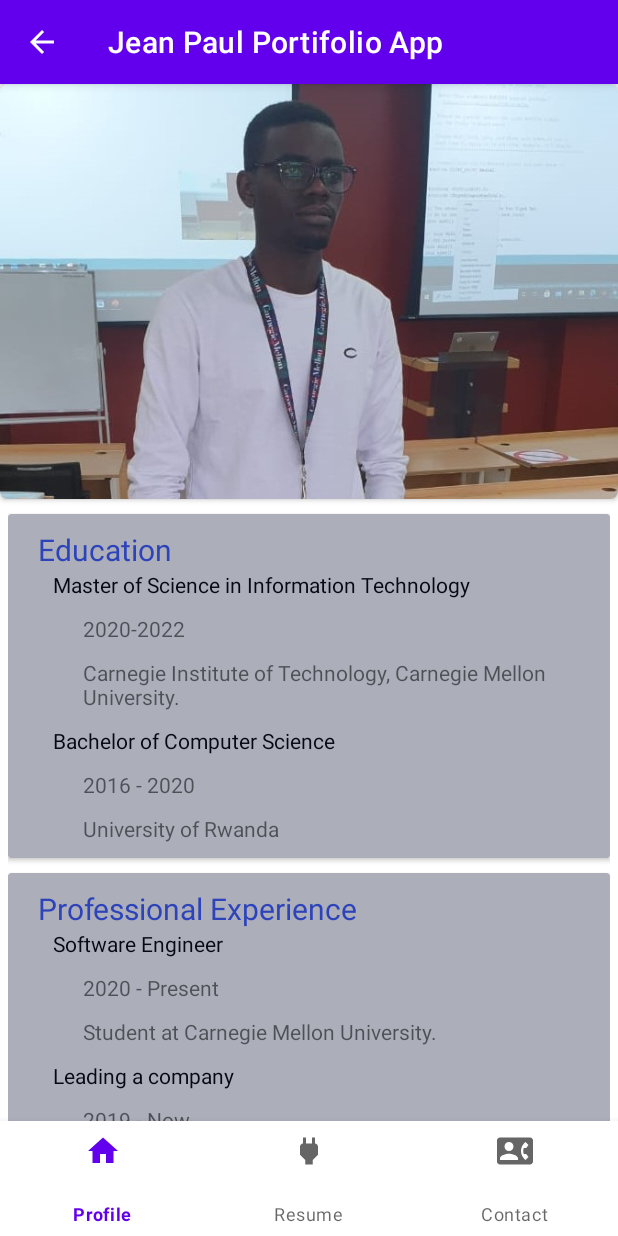
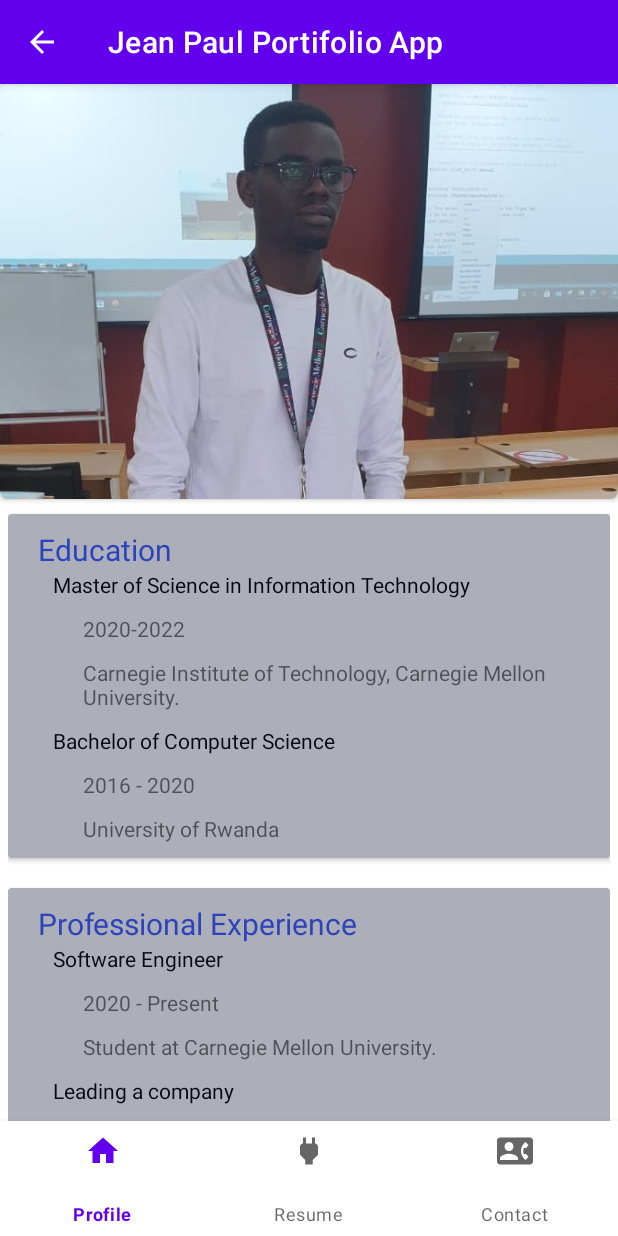
Before and after one commit to Nishimirwe/android_my_portfolio_app, an Android app: the fragment ResumeFragment placed in its activity, on a phone screen of 412 x 824 dp. Run offline under Robolectric (Android 15) with nearby library versions, the phone set to English and light mode, and no system bars.

Commit message:
control layouts and margins on all screen sides

```diff
--- a/app/src/main/res/layout/resume_card_view.xml
+++ b/app/src/main/res/layout/resume_card_view.xml
@@ -5,6 +5,7 @@
     xmlns:app="http://schemas.android.com/apk/res-auto"
     app:cardBackgroundColor="@color/resume_card_background"
     android:layout_marginTop="10sp"
+    android:layout_marginBottom="10sp"
     android:layout_height="wrap_content">
 
     <LinearLayout
```
